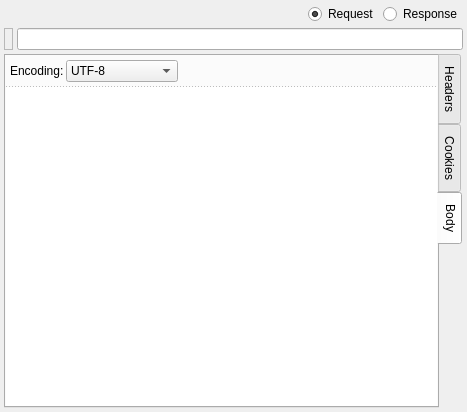
PostMonster/postmonster, file plugins/httptool/resultform.ui: the form before one commit.
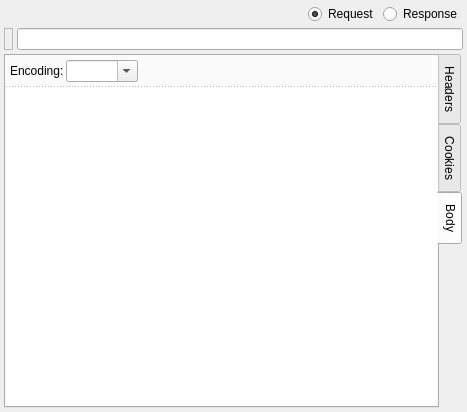
The form after the commit. The open tabs and pages were chosen to show the change.

The edit to the form file:
```diff
--- a/plugins/httptool/resultform.ui
+++ b/plugins/httptool/resultform.ui
@@ -235,16 +235,9 @@
              </item>
              <item>
               <widget class="QComboBox" name="requestEncodingCBox">
-               <item>
-                <property name="text">
-                 <string>UTF-8</string>
-                </property>
-               </item>
-               <item>
-                <property name="text">
-                 <string>Windows-1251</string>
-                </property>
-               </item>
+               <property name="editable">
+                <bool>true</bool>
+               </property>
               </widget>
              </item>
              <item>
```
Left out of the diff: 13 changed lines with no effect on the pictures.
